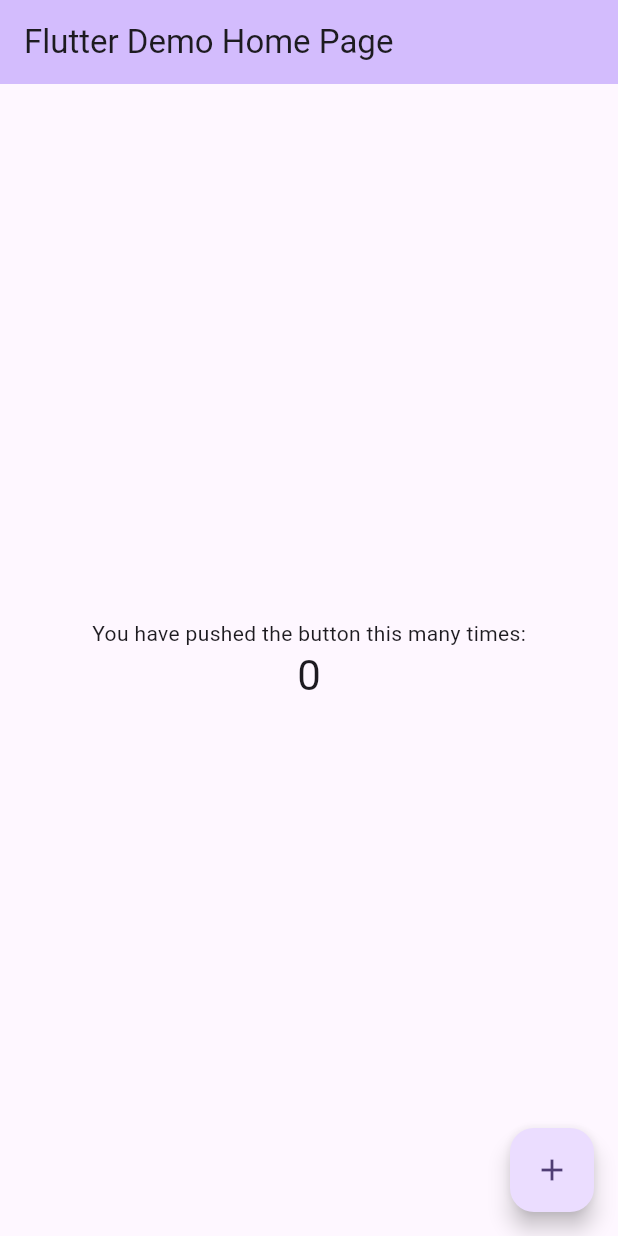
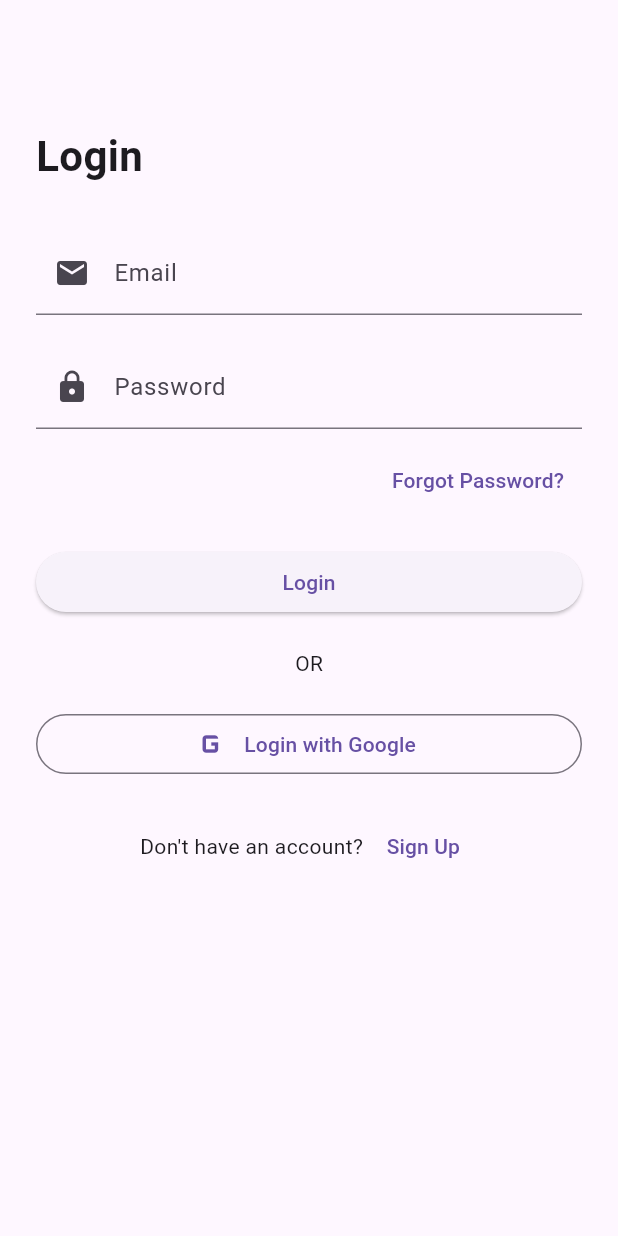
Before and after one commit to yasinpalash/Firebase_Resource, a Flutter app: the screen it shows after launch, on a phone screen of 412 x 824 dp. Run offline on Flutter 3.47's test engine with Material 3 defaults, Android fonts, the phone set to English and light mode, and no system bars; our stand-ins replace firebase_auth, firebase_core; accounts and stored records are empty.

Commit message:
feat: Integrate Firebase Authentication and Core
- Added Firebase dependencies to pubspec.yaml and updated pubspec.lock.
- Implemented Firebase initialization in main.dart.
- Created login, signup, and forgot password screens with form validation.
- Updated iOS and macOS Podfiles for Firebase integration.
- Modified Xcode project files to include necessary configurations for Firebase.
- Added necessary imports and registration for Firebase plugins in generated files.

```diff
--- /dev/null
+++ b/lib/login.dart
@@ -0,0 +1,74 @@
+import 'package:flutter/material.dart';
+
+class LoginScreen extends StatelessWidget {
+  final _formKey = GlobalKey<FormState>();
+
+  @override
+  Widget build(BuildContext context) {
+    return Scaffold(
+      body: Padding(
+        padding: const EdgeInsets.all(24.0),
+        child: Form(
+          key: _formKey,
+          child: ListView(
+            children: [
+              const SizedBox(height: 60),
+              Text(
+                "Login",
+                style: TextStyle(fontSize: 28, fontWeight: FontWeight.bold),
+              ),
+              const SizedBox(height: 30),
+              TextFormField(
+                decoration: InputDecoration(
+                  labelText: 'Email',
+                  prefixIcon: Icon(Icons.email),
+                ),
+              ),
+              const SizedBox(height: 20),
+              TextFormField(
+                decoration: InputDecoration(
+                  labelText: 'Password',
+                  prefixIcon: Icon(Icons.lock),
+                ),
+                obscureText: true,
+              ),
+              const SizedBox(height: 10),
+              Align(
+                alignment: Alignment.centerRight,
+                child: TextButton(
+                  onPressed: () {
+                    Navigator.pushNamed(context, '/forgot');
+                  },
+                  child: Text("Forgot Password?"),
+                ),
+              ),
+              const SizedBox(height: 20),
+              ElevatedButton(onPressed: () {}, child: Text("Login")),
+              const SizedBox(height: 20),
+              Center(child: Text("OR")),
+              const SizedBox(height: 20),
+              OutlinedButton.icon(
+                onPressed: () {},
+                icon: Icon(Icons.g_mobiledata, size: 28),
+                label: Text("Login with Google"),
+              ),
+              const SizedBox(height: 20),
+              Row(
+                mainAxisAlignment: MainAxisAlignment.center,
+                children: [
+                  Text("Don't have an account? "),
+                  TextButton(
+                    onPressed: () {
+                      Navigator.pushNamed(context, '/signup');
+                    },
+                    child: Text("Sign Up"),
+                  ),
+                ],
+              ),
+            ],
+          ),
+        ),
+      ),
+    );
+  }
+}
--- a/lib/main.dart
+++ b/lib/main.dart
@@ -1,6 +1,13 @@
+import 'package:firebase/firebase_options.dart';
+import 'package:firebase/forgot_password_screen.dart';
+import 'package:firebase/login.dart';
+import 'package:firebase/singup.dart';
+import 'package:firebase_core/firebase_core.dart';
 import 'package:flutter/material.dart';
 
-void main() {
+void main() async {
+  WidgetsFlutterBinding.ensureInitialized();
+  await Firebase.initializeApp(options: DefaultFirebaseOptions.currentPlatform);
   runApp(const MyApp());
 }
 
@@ -12,111 +19,12 @@ class MyApp extends StatelessWidget {
   Widget build(BuildContext context) {
     return MaterialApp(
       title: 'Flutter Demo',
-      theme: ThemeData(
-        // This is the theme of your application.
-        //
-        // TRY THIS: Try running your application with "flutter run". You'll see
-        // the application has a purple toolbar. Then, without quitting the app,
-        // try changing the seedColor in the colorScheme below to Colors.green
-        // and then invoke "hot reload" (save your changes or press the "hot
-        // reload" button in a Flutter-supported IDE, or press "r" if you used
-        // the command line to start the app).
-        //
-        // Notice that the counter didn't reset back to zero; the application
-        // state is not lost during the reload. To reset the state, use hot
-        // restart instead.
-        //
-        // This works for code too, not just values: Most code changes can be
-        // tested with just a hot reload.
-        colorScheme: ColorScheme.fromSeed(seedColor: Colors.deepPurple),
-      ),
-      home: const MyHomePage(title: 'Flutter Demo Home Page'),
+      home: LoginScreen(),
+      routes: {
+        '/signup': (context) => SignUpScreen(),
+        '/login': (context) => LoginScreen(),
+        '/forgot': (context) => ForgotPasswordScreen(),
+      },
     );
   }
 }
-
-class MyHomePage extends StatefulWidget {
-  const MyHomePage({super.key, required this.title});
-
-  // This widget is the home page of your application. It is stateful, meaning
-  // that it has a State object (defined below) that contains fields that affect
-  // how it looks.
-
-  // This class is the configuration for the state. It holds the values (in this
-  // case the title) provided by the parent (in this case the App widget) and
-  // used by the build method of the State. Fields in a Widget subclass are
-  // always marked "final".
-
-  final String title;
-
-  @override
-  State<MyHomePage> createState() => _MyHomePageState();
-}
-
-class _MyHomePageState extends State<MyHomePage> {
-  int _counter = 0;
-
-  void _incrementCounter() {
-    setState(() {
-      // This call to setState tells the Flutter framework that something has
-      // changed in this State, which causes it to rerun the build method below
-      // so that the display can reflect the updated values. If we changed
-      // _counter without calling setState(), then the build method would not be
-      // called again, and so nothing would appear to happen.
-      _counter++;
-    });
-  }
-
-  @override
-  Widget build(BuildContext context) {
-    // This method is rerun every time setState is called, for instance as done
-    // by the _incrementCounter method above.
-    //
-    // The Flutter framework has been optimized to make rerunning build methods
-    // fast, so that you can just rebuild anything that needs updating rather
-    // than having to individually change instances of widgets.
-    return Scaffold(
-      appBar: AppBar(
-        // TRY THIS: Try changing the color here to a specific color (to
-        // Colors.amber, perhaps?) and trigger a hot reload to see the AppBar
-        // change color while the other colors stay the same.
-        backgroundColor: Theme.of(context).colorScheme.inversePrimary,
-        // Here we take the value from the MyHomePage object that was created by
-        // the App.build method, and use it to set our appbar title.
-        title: Text(widget.title),
-      ),
-      body: Center(
-        // Center is a layout widget. It takes a single child and positions it
-        // in the middle of the parent.
-        child: Column(
-          // Column is also a layout widget. It takes a list of children and
-          // arranges them vertically. By default, it sizes itself to fit its
-          // children horizontally, and tries to be as tall as its parent.
-          //
-          // Column has various properties to control how it sizes itself and
-          // how it positions its children. Here we use mainAxisAlignment to
-          // center the children vertically; the main axis here is the vertical
-          // axis because Columns are vertical (the cross axis would be
-          // horizontal).
-          //
-          // TRY THIS: Invoke "debug painting" (choose the "Toggle Debug Paint"
-          // action in the IDE, or press "p" in the console), to see the
-          // wireframe for each widget.
-          mainAxisAlignment: MainAxisAlignment.center,
-          children: <Widget>[
-            const Text('You have pushed the button this many times:'),
-            Text(
-              '$_counter',
-              style: Theme.of(context).textTheme.headlineMedium,
-            ),
-          ],
-        ),
-      ),
-      floatingActionButton: FloatingActionButton(
-        onPressed: _incrementCounter,
-        tooltip: 'Increment',
-        child: const Icon(Icons.add),
-      ), // This trailing comma makes auto-formatting nicer for build methods.
-    );
-  }
-}
--- a/pubspec.yaml
+++ b/pubspec.yaml
@@ -34,6 +34,8 @@ dependencies:
   # The following adds the Cupertino Icons font to your application.
   # Use with the CupertinoIcons class for iOS style icons.
   cupertino_icons: ^1.0.8
+  firebase_core: ^3.13.1
+  firebase_auth: ^5.5.4
 
 dev_dependencies:
   flutter_test:
```
Also changed, not shown: lib/forgot_password_screen.dart (added, +35 -0 lines), lib/home_screen.dart (added, +115 -0 lines), lib/singup.dart (added, +138 -0 lines), pubspec.lock, 12 other files.
